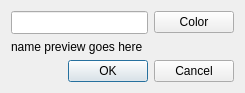
Before: the Qt Designer form qd2charrenamer.ui in kambala-decapitator/MedianXLOfflineTools, drawn with Qt 5.
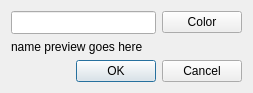
After: the same form once the commit is applied.

```diff
--- a/qd2charrenamer.ui
+++ b/qd2charrenamer.ui
@@ -7,7 +7,7 @@
     <x>0</x>
     <y>0</y>
     <width>253</width>
-    <height>89</height>
+    <height>91</height>
    </rect>
   </property>
   <property name="sizePolicy">
@@ -16,11 +16,10 @@
     <verstretch>0</verstretch>
    </sizepolicy>
   </property>
-  <layout class="QGridLayout" name="gridLayout">
-   <property name="sizeConstraint">
-    <enum>QLayout::SetFixedSize</enum>
-   </property>
-   <item row="0" column="0" colspan="2">
+  <layout class="QVBoxLayout" name="verticalLayout">
+   <item>
+    <layout class="QHBoxLayout" name="horizontalLayout">
+     <item>
     <widget class="QLineEdit" name="charNameLineEdit">
      <property name="sizePolicy">
       <sizepolicy hsizetype="Expanding" vsizetype="Fixed">
@@ -45,7 +44,7 @@
      </property>
     </widget>
    </item>
-   <item row="0" column="2">
+     <item>
     <widget class="QPushButton" name="colorButton">
      <property name="enabled">
       <bool>true</bool>
@@ -55,20 +54,22 @@
      </property>
     </widget>
    </item>
-   <item row="2" column="1" colspan="2">
+    </layout>
+   </item>
+   <item>
+    <widget class="QLabel" name="charNamePreviewLabel">
+     <property name="text">
+      <string notr="true">name preview goes here</string>
+     </property>
+    </widget>
+   </item>
+   <item>
     <widget class="QDialogButtonBox" name="buttonBox">
      <property name="standardButtons">
       <set>QDialogButtonBox::Cancel|QDialogButtonBox::Ok</set>
      </property>
     </widget>
    </item>
-   <item row="1" column="0" colspan="3">
-    <widget class="QLabel" name="charNamePreviewLabel">
-     <property name="text">
-      <string notr="true">name preview goes here</string>
-     </property>
-    </widget>
-   </item>
   </layout>
  </widget>
  <layoutdefault spacing="6" margin="11"/>
```
Lines whose indentation alone changed are shown as unchanged.
